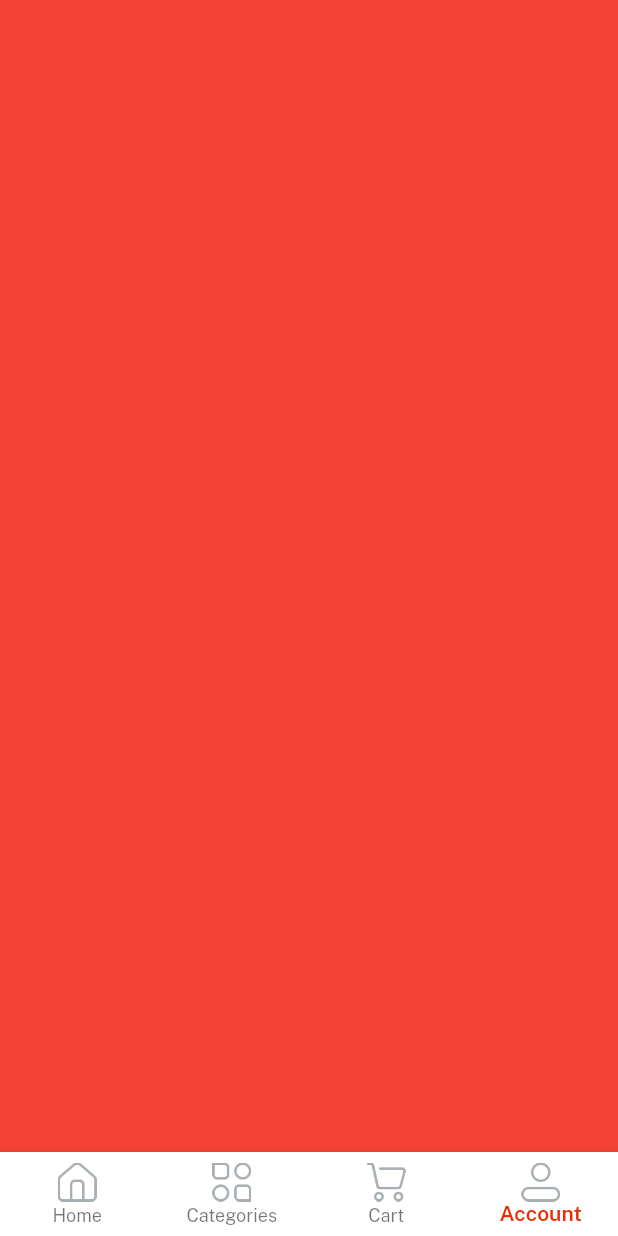
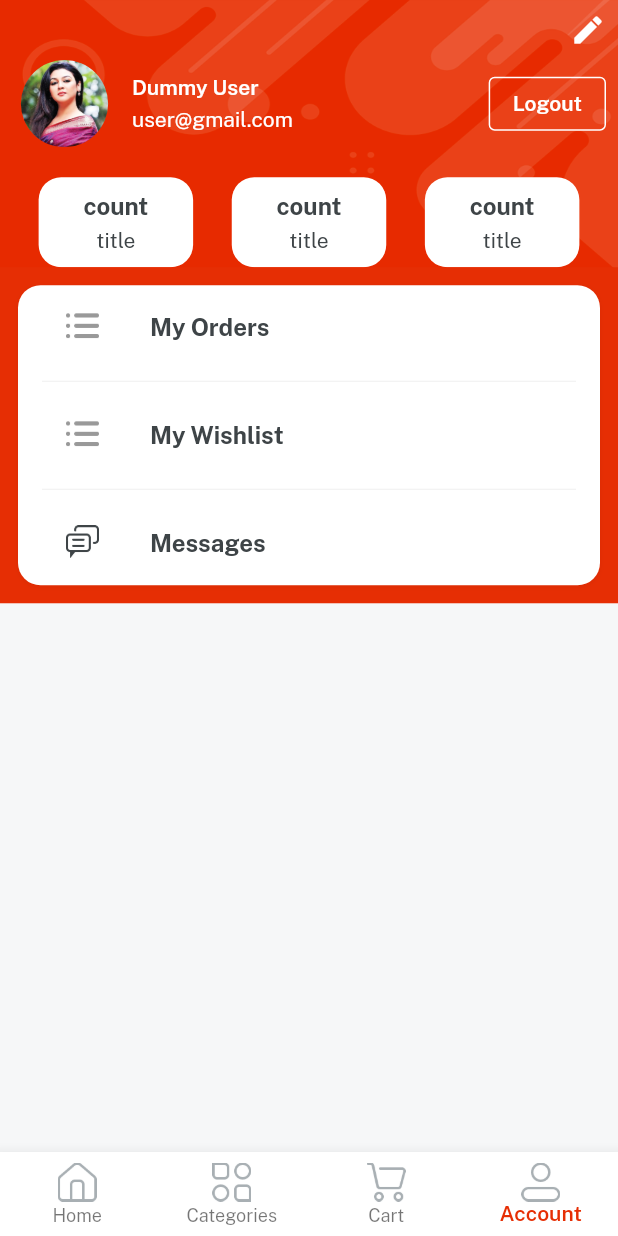
Before and after one commit to KABITATHUYAJU98/ecom_app_flutter, a Flutter app: the Home screen opened directly, item 4 of the bottom bar chosen, on a phone screen of 412 x 824 dp. Run offline on Flutter 3.47's test engine with Material 2 defaults, Android fonts, the phone set to English and light mode, and no system bars; our stand-ins replace get, velocity_x.

Commit message:
'added_cart_and_profile_screen'

```diff
--- a/lib/constts/list.dart
+++ b/lib/constts/list.dart
@@ -46,3 +46,7 @@
   returnPolicy,
   supportPolicy
 ];
+
+const profileButtonsList = [orders, wishList, messages];
+
+const profileButtonsIcons = [icOrder, icOrder, icMessages];
--- a/lib/constts/strings.dart
+++ b/lib/constts/strings.dart
@@ -57,3 +57,7 @@
     returnPolicy = "Return Policy",
     supportPolicy = "Support Policy",
     productsyoumaylike = "Product you may also like";
+
+//Strings for Profile Screen
+const wishList = "My Wishlist", orders = "My Orders", messages = "Messages",
+ logout = "Logout";
--- a/lib/views/cart_screen/cart_screen.dart
+++ b/lib/views/cart_screen/cart_screen.dart
@@ -8,7 +8,12 @@
   @override
   Widget build(BuildContext context) {
     return Container(
-      color: Colors.purple,
+      color: Colors.white,
+      child: "Cart is Empty!"
+          .text
+          .fontFamily(semibold)
+          .color(darkFontGrey)
+          .makeCentered(),
     );
   }
 }
--- /dev/null
+++ b/lib/views/profile_screen/components/detail_card.dart
@@ -0,0 +1,19 @@
+import 'package:ecom_app_ddbahinicreation/constts/consts.dart';
+
+Widget detailCard({width, String? count, String? title}) {
+  return Column(
+    mainAxisAlignment: MainAxisAlignment.center,
+    children: [
+      "count".text.fontFamily(bold).color(darkFontGrey).size(16).make(),
+      5.heightBox,
+      "title".text.color(darkFontGrey).make()
+    ],
+  )
+      .box
+      .white
+      .rounded
+      .width(width)
+      .height(60)
+      .padding(const EdgeInsets.all(4))
+      .make();
+}
--- a/lib/views/profile_screen/profile_screen.dart
+++ b/lib/views/profile_screen/profile_screen.dart
@@ -1,4 +1,7 @@
 import 'package:ecom_app_ddbahinicreation/constts/consts.dart';
+import 'package:ecom_app_ddbahinicreation/constts/list.dart';
+import 'package:ecom_app_ddbahinicreation/views/profile_screen/components/detail_card.dart';
+import 'package:ecom_app_ddbahinicreation/widgets_common/bg_widget.dart';
 import 'package:flutter/foundation.dart';
 import 'package:flutter/widgets.dart';
 
@@ -7,8 +10,104 @@
 
   @override
   Widget build(BuildContext context) {
-    return Container(
-      color: Colors.red,
-    );
+    return bgWidget(Scaffold(
+      body: SafeArea(
+        child: Column(children: [
+          //Profile Button to edit
+          Padding(
+            padding: const EdgeInsets.all(8.0),
+            child: const Align(
+                alignment: Alignment.topRight,
+                child: Icon(
+                  Icons.edit,
+                  color: whiteColor,
+                )).onTap(() {}),
+          ),
+          //Section for User's Detail
+          Padding(
+            padding: const EdgeInsets.symmetric(horizontal: 8.0),
+            child: Row(
+              children: [
+                Image.asset(imgProfile2, width: 70, fit: BoxFit.cover)
+                    .box
+                    .roundedFull
+                    .clip(Clip.antiAlias)
+                    .make(),
+                10.widthBox,
+                Expanded(
+                    child: Column(
+                  crossAxisAlignment: CrossAxisAlignment.start,
+                  children: [
+                    "Dummy User".text.fontFamily(semibold).white.make(),
+                    5.heightBox,
+                    "user@gmail.com".text.white.make()
+                  ],
+                )),
+                OutlinedButton(
+                    style: OutlinedButton.styleFrom(
+                      side: const BorderSide(color: whiteColor),
+                    ),
+                    onPressed: () {},
+                    child: logout.text.fontFamily(semibold).white.make())
+              ],
+            ),
+          ),
+
+          20.heightBox,
+          Row(
+            mainAxisAlignment: MainAxisAlignment.spaceEvenly,
+            children: [
+              detailCard(
+                  count: "00",
+                  title: "in your cart",
+                  width: context.screenWidth / 4),
+              detailCard(
+                  count: "35",
+                  title: "in your wishlist",
+                  width: context.screenWidth / 4),
+              detailCard(
+                  count: "600",
+                  title: "in your orders",
+                  width: context.screenWidth / 4)
+            ],
+          ),
+
+          //Section for buttons
+
+          ListView.separated(
+            shrinkWrap: true,
+            separatorBuilder: (context, index) {
+              return const Divider(
+                color: lightGrey,
+              );
+            },
+            itemBuilder: (BuildContext context, int index) {
+              return ListTile(
+                leading: Image.asset(
+                  profileButtonsIcons[index],
+                  width: 22,
+                ),
+                title: profileButtonsList[index]
+                    .text
+                    .fontFamily(bold)
+                    .color(darkFontGrey)
+                    .make(),
+              );
+            },
+            itemCount: profileButtonsList.length,
+          )
+              .box
+              .white
+              .rounded
+              .padding(const EdgeInsets.symmetric(horizontal: 16))
+              .margin(const EdgeInsets.all(12))
+              .shadowSm
+              .make()
+              .box
+              .color(redColor)
+              .make()
+        ]),
+      ),
+    ));
   }
 }
```
